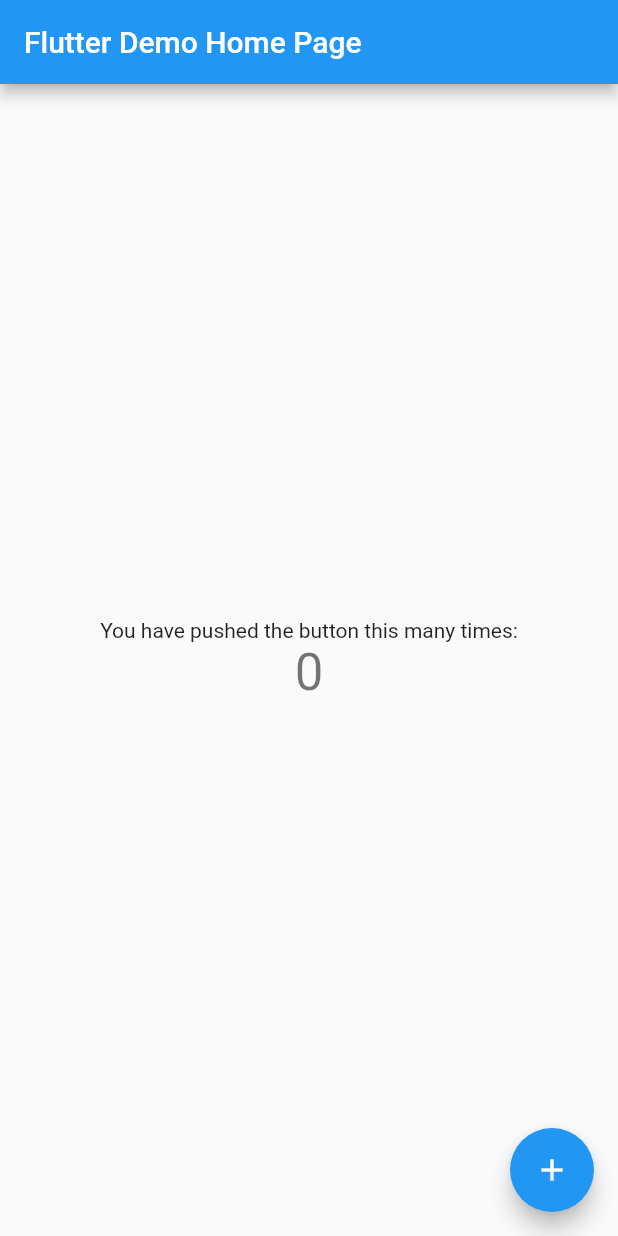
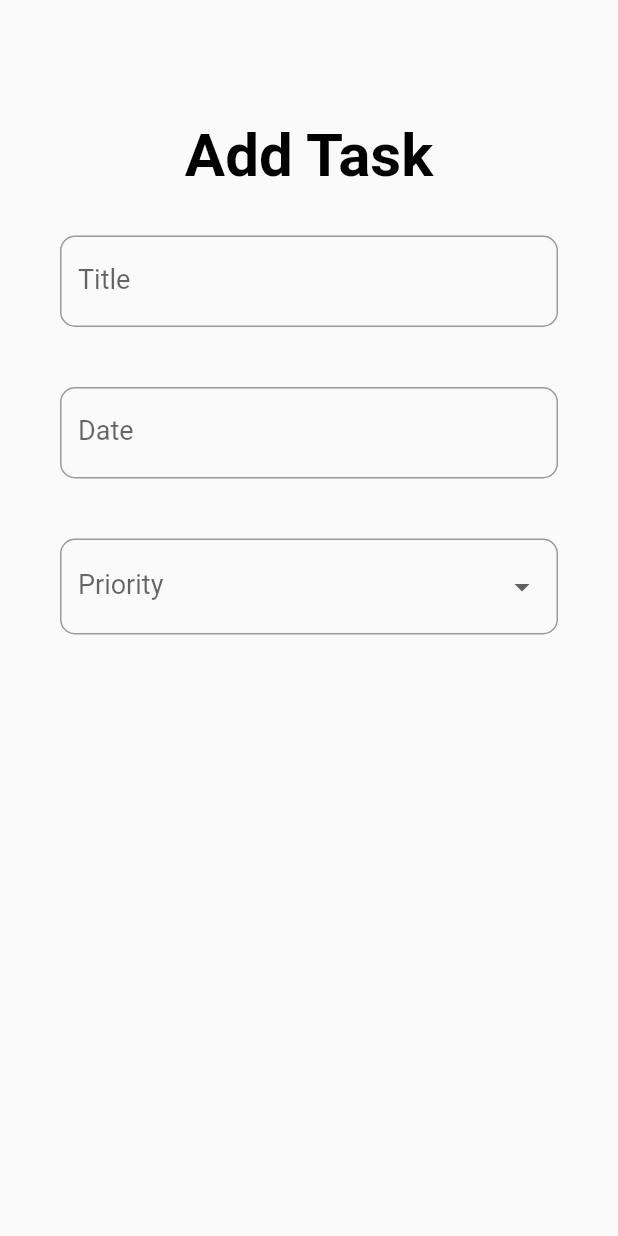
Before and after one commit to pardipbhatti8791/todoui-flutter, a Flutter app: the screen it shows after launch, on a phone screen of 412 x 824 dp. Run offline on Flutter 3.47's test engine with Material 2 defaults, Android fonts, the phone set to English and light mode, and no system bars.

Commit message:
finish addtask ui

```diff
--- a/lib/main.dart
+++ b/lib/main.dart
@@ -1,4 +1,5 @@
 import 'package:flutter/material.dart';
+import 'package:intl/intl.dart';
 
 void main() => runApp(MyApp());
 
@@ -10,53 +11,150 @@ class MyApp extends StatelessWidget {
       theme: ThemeData(
         primarySwatch: Colors.blue,
       ),
-      home: MyHomePage(title: 'Flutter Demo Home Page'),
+      home: AddTodo(),
     );
   }
 }
 
-class MyHomePage extends StatefulWidget {
-  MyHomePage({Key key, this.title}) : super(key: key);
-
-  final String title;
-
+class AddTodo extends StatefulWidget {
   @override
-  _MyHomePageState createState() => _MyHomePageState();
+  _AddTodoState createState() => _AddTodoState();
 }
 
-class _MyHomePageState extends State<MyHomePage> {
-  int _counter = 0;
+class _AddTodoState extends State<AddTodo> {
+  final _formKey = GlobalKey<FormState>();
+  TextEditingController _dateController = TextEditingController();
 
-  void _incrementCounter() {
+  String title = '';
+  String priority;
+  DateTime _date = DateTime.now();
+
+  final DateFormat _dateFormat = DateFormat('dd MMM, yyyy');
+  final List<String> _priorities = ['Gugu', 'Pardip'];
+
+  _handleDatePicker() async {
+    final DateTime date = await showDatePicker(
+      context: context,
+      initialDate: DateTime.now(),
+      firstDate: DateTime(2000),
+      lastDate: DateTime(2100),
+    );
+    if (date != null && date != _date) {
       setState(() {
-      _counter++;
+        _date = date;
       });
+      _dateController.text = _dateFormat.format(_date);
+    }
   }
 
   @override
   Widget build(BuildContext context) {
     return Scaffold(
-      appBar: AppBar(
-        title: Text(widget.title),
-      ),
-      body: Center(
+      body: GestureDetector(
+        onTap: () => FocusScope.of(context).unfocus(),
+        child: SingleChildScrollView(
+          child: Container(
+            padding: EdgeInsets.symmetric(horizontal: 40.0, vertical: 80),
             child: Column(
-          mainAxisAlignment: MainAxisAlignment.center,
               children: <Widget>[
                 Text(
-              'You have pushed the button this many times:',
+                  'Add Task',
+                  style: TextStyle(
+                    color: Colors.black,
+                    fontSize: 40,
+                    fontWeight: FontWeight.bold,
                   ),
-            Text(
-              '$_counter',
-              style: Theme.of(context).textTheme.display1,
                 ),
+                SizedBox(
+                  height: 10,
+                ),
+                Form(
+                  key: _formKey,
+                  child: (Column(
+                    children: <Widget>[
+                      Padding(
+                        padding: const EdgeInsets.symmetric(
+                          vertical: 20,
+                        ),
+                        child: TextFormField(
+                          style: TextStyle(fontSize: 18),
+                          decoration: InputDecoration(
+                            labelText: "Title",
+                            labelStyle: TextStyle(
+                              fontSize: 18,
+                            ),
+                            border: OutlineInputBorder(
+                              borderRadius: BorderRadius.circular(10),
+                            ),
+                          ),
+                          validator: (input) => input.trim().isEmpty
+                              ? 'Please enter a title'
+                              : null,
+                          onSaved: (input) => title = input,
+                          initialValue: title,
+                        ),
+                      ),
+                      Padding(
+                        padding: const EdgeInsets.symmetric(
+                          vertical: 20,
+                        ),
+                        child: TextFormField(
+                          readOnly: true,
+                          controller: _dateController,
+                          onTap: _handleDatePicker,
+                          style: TextStyle(fontSize: 18),
+                          decoration: InputDecoration(
+                            labelText: "Date",
+                            labelStyle: TextStyle(
+                              fontSize: 18,
+                            ),
+                            border: OutlineInputBorder(
+                              borderRadius: BorderRadius.circular(10),
+                            ),
+                          ),
+                        ),
+                      ),
+                      Padding(
+                        padding: const EdgeInsets.symmetric(
+                          vertical: 20,
+                        ),
+                        child: DropdownButtonFormField(
+                          items: _priorities.map((String pri) {
+                            return DropdownMenuItem(
+                              value: pri,
+                              child: Text(
+                                pri,
+                                style: TextStyle(color: Colors.blue),
+                              ),
+                            );
+                          }).toList(),
+                          decoration: InputDecoration(
+                            labelText: "Priority",
+                            labelStyle: TextStyle(
+                              fontSize: 18,
+                            ),
+                            border: OutlineInputBorder(
+                              borderRadius: BorderRadius.circular(10),
+                            ),
+                          ),
+                          validator: (input) => priority == null
+                              ? 'Please select priority'
+                              : null,
+                          onChanged: (value) {
+                            setState(() {
+                              priority = value.toString();
+                            });
+                          },
+                          value: priority,
+                        ),
+                      )
+                    ],
+                  )),
+                )
               ],
             ),
           ),
-      floatingActionButton: FloatingActionButton(
-        onPressed: _incrementCounter,
-        tooltip: 'Increment',
-        child: Icon(Icons.add),
+        ),
       ),
     );
   }
```
Also changed, not shown: pubspec.yaml (+1 -6 lines), pubspec.lock. Lines whose indentation alone changed are shown as unchanged.
